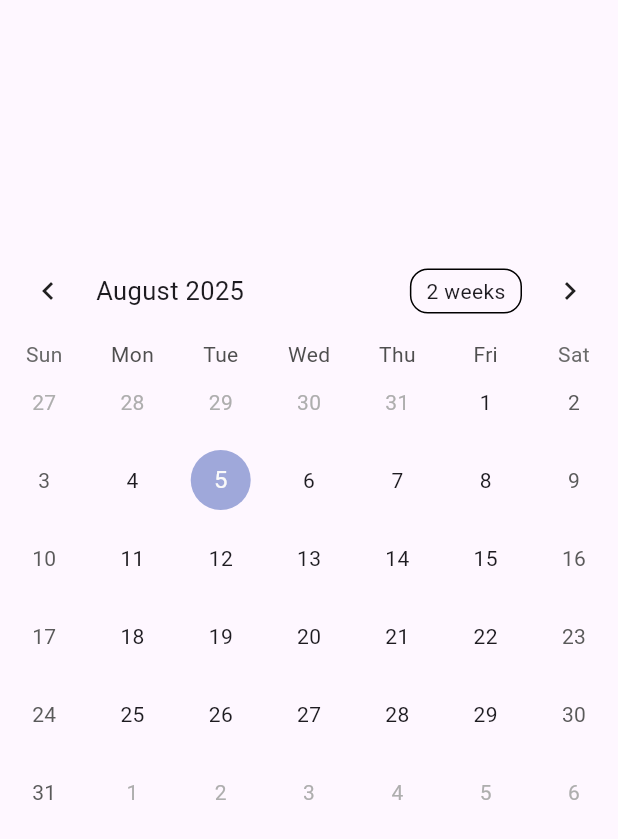
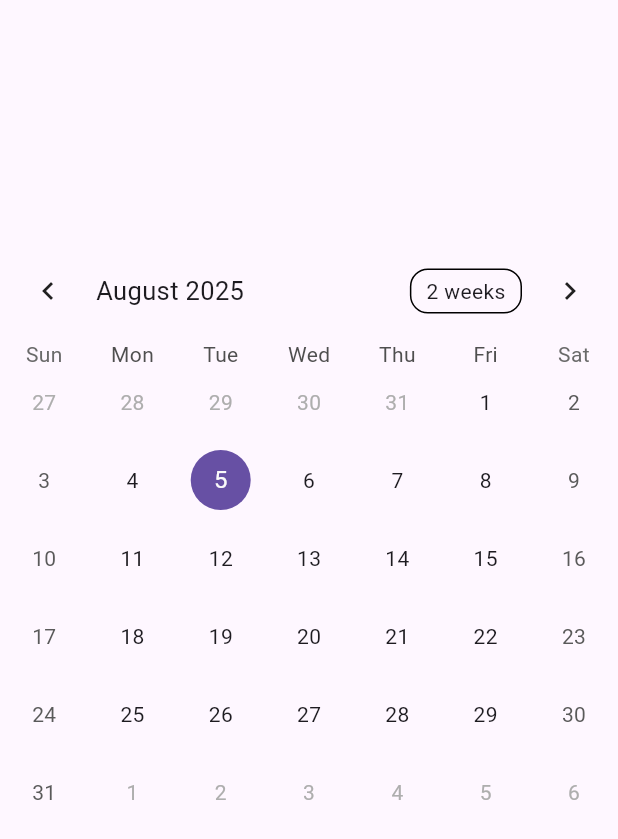
Before and after one commit to Upside-Solutions-Pvt-Ltd/upside_component_lib, a Flutter app: the ModalDataPickerScreen screen opened directly, on a phone screen of 412 x 824 dp. Shown: the top 839 px of the screen. Run offline on Flutter 3.47's test engine with Material 3 defaults, Android fonts, the phone set to English and light mode, and no system bars; drawn by our look-alikes of table_calendar; our stand-ins replace plugin_platform_interface, web.

Commit message:
calendar color add to app colors

```diff
--- a/example/lib/main.dart
+++ b/example/lib/main.dart
@@ -3,7 +3,7 @@ import 'package:upside_component_lib_example/component/app_bar_with_drawer_scree
 import 'package:upside_component_lib_example/component/app_bar_with_search_screen.dart';
 import 'package:upside_component_lib_example/component/form_field_screen.dart';
 import 'package:upside_component_lib_example/component/buttons_screen.dart';
-import 'package:upside_component_lib_example/component/modal_data_picker_screen.dart';
+import 'package:upside_component_lib_example/component/modal_date_picker_screen.dart';
 
 void main() {
   runApp(const MyApp());
--- a/lib/theme/app_colors.dart
+++ b/lib/theme/app_colors.dart
@@ -38,4 +38,7 @@ class AppColors {
   static const Color textFieldFocused = Color(0xFF6750A4);
   static const Color textFieldError = Color(0xFFB3261E);
   static const Color textFieldDisabled = Color(0xFF1D1B20);
+
+  static const Color calendarFocused = Color(0xFF6750A4);
+  static const Color calendarFocusedBorder = Color(0xFF6750A4);
 }
--- a/lib/ui/component/calendar/modal_date_picker.dart
+++ b/lib/ui/component/calendar/modal_date_picker.dart
@@ -1,5 +1,6 @@
 import 'package:flutter/material.dart';
 import 'package:table_calendar/table_calendar.dart';
+import 'package:upside_component_lib/theme/app_colors.dart';
 
 class ModalDatePicker extends StatefulWidget {
   const ModalDatePicker({super.key});
@@ -9,8 +10,9 @@ class ModalDatePicker extends StatefulWidget {
 }
 
 class _ModalDatePickerState extends State<ModalDatePicker> {
-  DateTime? _selectedDay;
+  DateTime? _selectedDay = DateTime.now();
   DateTime _focusedDay = DateTime.now();
+
   @override
   Widget build(BuildContext context) {
     return TableCalendar(
@@ -29,12 +31,24 @@ class _ModalDatePickerState extends State<ModalDatePicker> {
           }
         });
       },
-      calendarStyle: const CalendarStyle(
+      calendarStyle: CalendarStyle(
         selectedDecoration: BoxDecoration(
-          color: Color(0xFF6750A4),
+          color: AppColors.calendarFocused,
           shape: BoxShape.circle,
         ),
+        todayDecoration: _selectedDay == null
+            ? BoxDecoration(color: Colors.transparent, shape: BoxShape.circle)
+            : BoxDecoration(
+                border: Border.all(color: AppColors.calendarFocusedBorder),
+                color: Colors.transparent,
+                shape: BoxShape.circle,
+              ),
+        todayTextStyle: _selectedDay == null
+            ? TextStyle(color: Colors.white)
+            : TextStyle(color: Colors.black),
       ),
     );
   }
+
+
 }
```
Also changed, not shown: example/lib/component/modal_date_picker_screen.dart (renamed from example/lib/component/modal_data_picker_screen.dart).
